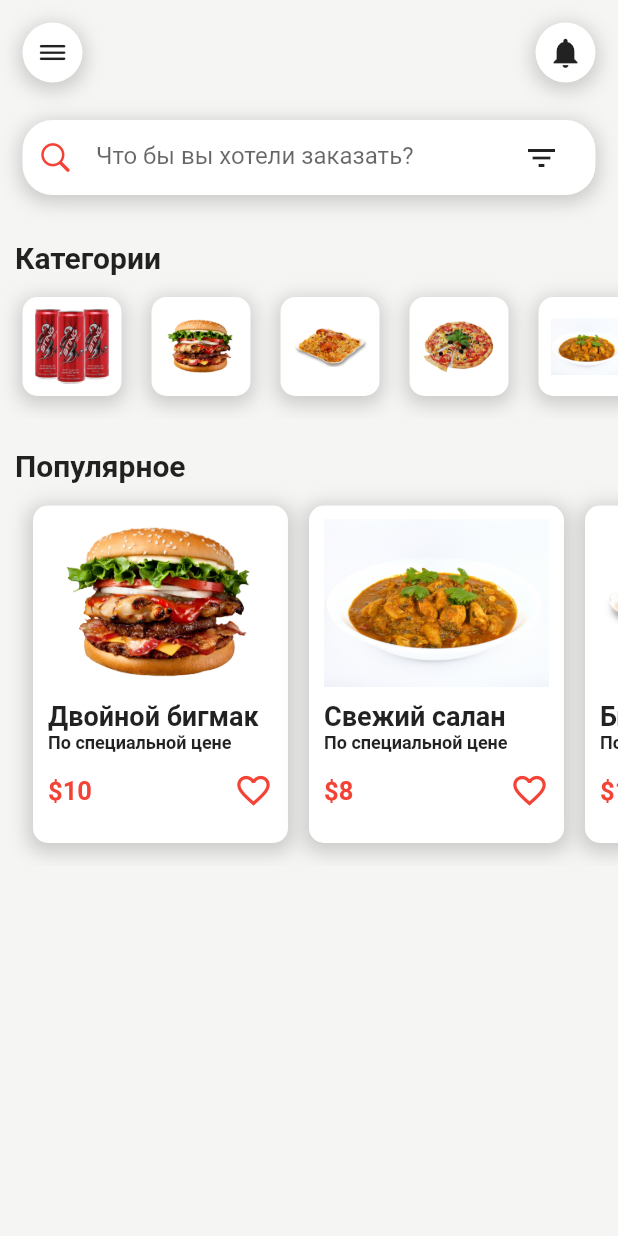
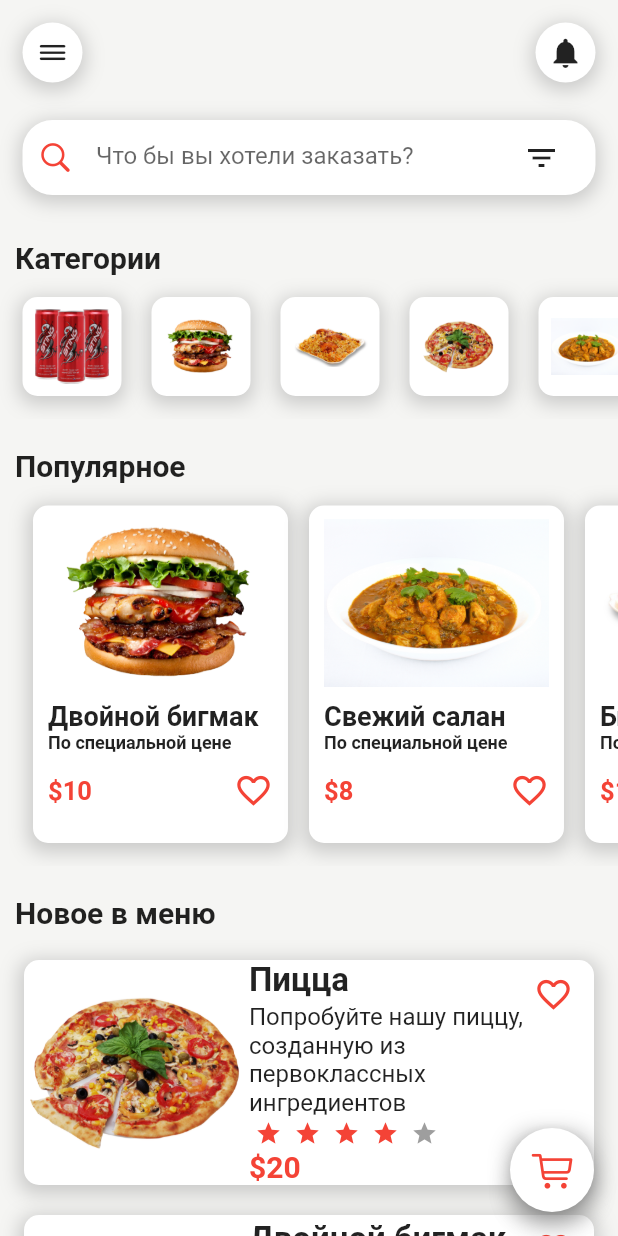
Before and after one commit to closethereport/FoodDeliveryUI, a Flutter app: the screen it shows after launch, on a phone screen of 412 x 824 dp. Run offline on Flutter 3.47's test engine with Material 2 defaults, Android fonts, the phone set to English and light mode, and no system bars; drawn by our look-alikes of flutter_rating_bar.

Commit message:
Creating NewestItemsWidget, Added cart icon in HomePage

```diff
--- /dev/null
+++ b/lib/Widgets/NewestItemsWidget.dart
@@ -0,0 +1,423 @@
+import 'package:flutter/cupertino.dart';
+import 'package:flutter/material.dart';
+import 'package:flutter_rating_bar/flutter_rating_bar.dart';
+
+class NewestItemsWidget extends StatelessWidget {
+  @override
+  Widget build(BuildContext context) {
+    return SingleChildScrollView(
+      child: Padding(
+        padding: EdgeInsets.symmetric(vertical: 10, horizontal: 10),
+        child: Column(children: [
+          //for (int i = 0; i < 10; i++)
+          Padding(
+            padding: EdgeInsets.symmetric(vertical: 10),
+            child: Container(
+              width: 380,
+              height: 150,
+              decoration: BoxDecoration(
+                  color: Colors.white,
+                  borderRadius: BorderRadius.circular(10),
+                  boxShadow: [
+                    BoxShadow(
+                        color: Colors.grey.withOpacity(0.5),
+                        spreadRadius: 3,
+                        blurRadius: 10,
+                        offset: Offset(0, 3))
+                  ]),
+              child: Row(children: [
+                InkWell(
+                  onTap: () {},
+                  child: Container(
+                    alignment: Alignment.center,
+                    child: Image.asset(
+                      "images/pizza.png",
+                      height: 120,
+                      width: 150,
+                    ),
+                  ),
+                ),
+                Container(
+                  width: 190,
+                  child: Column(
+                    crossAxisAlignment: CrossAxisAlignment.start,
+                    mainAxisAlignment: MainAxisAlignment.spaceAround,
+                    children: [
+                      Text(
+                        "Пицца",
+                        style: TextStyle(
+                          fontSize: 22,
+                          fontWeight: FontWeight.bold,
+                        ),
+                      ),
+                      Text(
+                        "Попробуйте нашу пиццу, созданную из первоклассных ингредиентов",
+                        style: TextStyle(
+                          fontSize: 16,
+                          //fontWeight: FontWeight.bold,
+                        ),
+                      ),
+                      RatingBar.builder(
+                        initialRating: 4,
+                        minRating: 1,
+                        direction: Axis.horizontal,
+                        itemCount: 5,
+                        itemSize: 18,
+                        itemPadding: EdgeInsets.symmetric(horizontal: 4),
+                        itemBuilder: (context, _) =>
+                            Icon(Icons.star, color: Colors.red),
+                        onRatingUpdate: (index) {},
+                      ),
+                      Text(
+                        "\$20",
+                        style: TextStyle(
+                            fontSize: 20,
+                            color: Colors.red,
+                            fontWeight: FontWeight.bold),
+                      ),
+                    ],
+                  ),
+                ),
+                Padding(
+                  padding: EdgeInsets.symmetric(vertical: 10),
+                  child: Column(
+                    mainAxisAlignment: MainAxisAlignment.spaceBetween,
+                    children: [
+                      Icon(Icons.favorite_border, color: Colors.red, size: 26),
+                      Icon(CupertinoIcons.cart, color: Colors.red, size: 26),
+                    ],
+                  ),
+                ),
+              ]),
+            ),
+          ),
+
+          Padding(
+            padding: EdgeInsets.symmetric(vertical: 10),
+            child: Container(
+              width: 380,
+              height: 150,
+              decoration: BoxDecoration(
+                  color: Colors.white,
+                  borderRadius: BorderRadius.circular(10),
+                  boxShadow: [
+                    BoxShadow(
+                        color: Colors.grey.withOpacity(0.5),
+                        spreadRadius: 3,
+                        blurRadius: 10,
+                        offset: Offset(0, 3))
+                  ]),
+              child: Row(children: [
+                InkWell(
+                  onTap: () {},
+                  child: Container(
+                    alignment: Alignment.center,
+                    child: Image.asset(
+                      "images/burger.png",
+                      height: 120,
+                      width: 150,
+                    ),
+                  ),
+                ),
+                Container(
+                  width: 190,
+                  child: Column(
+                    crossAxisAlignment: CrossAxisAlignment.start,
+                    mainAxisAlignment: MainAxisAlignment.spaceAround,
+                    children: [
+                      Text(
+                        "Двойной бигмак",
+                        style: TextStyle(
+                          fontSize: 22,
+                          fontWeight: FontWeight.bold,
+                        ),
+                      ),
+                      Text(
+                        "Отличная булочка, свежие овощи, пропеченная котлета",
+                        style: TextStyle(
+                          fontSize: 16,
+                          //fontWeight: FontWeight.bold,
+                        ),
+                      ),
+                      RatingBar.builder(
+                        initialRating: 4,
+                        minRating: 1,
+                        direction: Axis.horizontal,
+                        itemCount: 5,
+                        itemSize: 18,
+                        itemPadding: EdgeInsets.symmetric(horizontal: 4),
+                        itemBuilder: (context, _) =>
+                            Icon(Icons.star, color: Colors.red),
+                        onRatingUpdate: (index) {},
+                      ),
+                      Text(
+                        "\$15",
+                        style: TextStyle(
+                            fontSize: 20,
+                            color: Colors.red,
+                            fontWeight: FontWeight.bold),
+                      ),
+                    ],
+                  ),
+                ),
+                Padding(
+                  padding: EdgeInsets.symmetric(vertical: 10),
+                  child: Column(
+                    mainAxisAlignment: MainAxisAlignment.spaceBetween,
+                    children: [
+                      Icon(Icons.favorite_border, color: Colors.red, size: 26),
+                      Icon(CupertinoIcons.cart, color: Colors.red, size: 26),
+                    ],
+                  ),
+                ),
+              ]),
+            ),
+          ),
+          Padding(
+            padding: EdgeInsets.symmetric(vertical: 10),
+            child: Container(
+              width: 380,
+              height: 150,
+              decoration: BoxDecoration(
+                  color: Colors.white,
+                  borderRadius: BorderRadius.circular(10),
+                  boxShadow: [
+                    BoxShadow(
+                        color: Colors.grey.withOpacity(0.5),
+                        spreadRadius: 3,
+                        blurRadius: 10,
+                        offset: Offset(0, 3))
+                  ]),
+              child: Row(children: [
+                InkWell(
+                  onTap: () {},
+                  child: Container(
+                    alignment: Alignment.center,
+                    child: Image.asset(
+                      "images/biryani.png",
+                      height: 120,
+                      width: 150,
+                    ),
+                  ),
+                ),
+                Container(
+                  width: 190,
+                  child: Column(
+                    crossAxisAlignment: CrossAxisAlignment.start,
+                    mainAxisAlignment: MainAxisAlignment.spaceAround,
+                    children: [
+                      Text(
+                        "Бирьяни",
+                        style: TextStyle(
+                          fontSize: 22,
+                          fontWeight: FontWeight.bold,
+                        ),
+                      ),
+                      Text(
+                        "Второе блюдо из риса и специй с добавлением мяса, рыбы, яиц или овощей",
+                        style: TextStyle(
+                          fontSize: 16,
+                          //fontWeight: FontWeight.bold,
+                        ),
+                      ),
+                      RatingBar.builder(
+                        initialRating: 4,
+                        minRating: 1,
+                        direction: Axis.horizontal,
+                        itemCount: 5,
+                        itemSize: 18,
+                        itemPadding: EdgeInsets.symmetric(horizontal: 4),
+                        itemBuilder: (context, _) =>
+                            Icon(Icons.star, color: Colors.red),
+                        onRatingUpdate: (index) {},
+                      ),
+                      Text(
+                        "\$10",
+                        style: TextStyle(
+                            fontSize: 20,
+                            color: Colors.red,
+                            fontWeight: FontWeight.bold),
+                      ),
+                    ],
+                  ),
+                ),
+                Padding(
+                  padding: EdgeInsets.symmetric(vertical: 10),
+                  child: Column(
+                    mainAxisAlignment: MainAxisAlignment.spaceBetween,
+                    children: [
+                      Icon(Icons.favorite_border, color: Colors.red, size: 26),
+                      Icon(CupertinoIcons.cart, color: Colors.red, size: 26),
+                    ],
+                  ),
+                ),
+              ]),
+            ),
+          ),
+          Padding(
+            padding: EdgeInsets.symmetric(vertical: 10),
+            child: Container(
+              width: 380,
+              height: 150,
+              decoration: BoxDecoration(
+                  color: Colors.white,
+                  borderRadius: BorderRadius.circular(10),
+                  boxShadow: [
+                    BoxShadow(
+                        color: Colors.grey.withOpacity(0.5),
+                        spreadRadius: 3,
+                        blurRadius: 10,
+                        offset: Offset(0, 3))
+                  ]),
+              child: Row(children: [
+                InkWell(
+                  onTap: () {},
+                  child: Container(
+                    alignment: Alignment.center,
+                    child: Image.asset(
+                      "images/drink.png",
+                      height: 120,
+                      width: 150,
+                    ),
+                  ),
+                ),
+                Container(
+                  width: 190,
+                  child: Column(
+                    crossAxisAlignment: CrossAxisAlignment.start,
+                    mainAxisAlignment: MainAxisAlignment.spaceAround,
+                    children: [
+                      Text(
+                        "Кола",
+                        style: TextStyle(
+                          fontSize: 22,
+                          fontWeight: FontWeight.bold,
+                        ),
+                      ),
+                      Text(
+                        "Освежающий напиток после тяжелого рабочего дня",
+                        style: TextStyle(
+                          fontSize: 16,
+                          //fontWeight: FontWeight.bold,
+                        ),
+                      ),
+                      RatingBar.builder(
+                        initialRating: 4,
+                        minRating: 1,
+                        direction: Axis.horizontal,
+                        itemCount: 5,
+                        itemSize: 18,
+                        itemPadding: EdgeInsets.symmetric(horizontal: 4),
+                        itemBuilder: (context, _) =>
+                            Icon(Icons.star, color: Colors.red),
+                        onRatingUpdate: (index) {},
+                      ),
+                      Text(
+                        "\$7",
+                        style: TextStyle(
+                            fontSize: 20,
+                            color: Colors.red,
+                            fontWeight: FontWeight.bold),
+                      ),
+                    ],
+                  ),
+                ),
+                Padding(
+                  padding: EdgeInsets.symmetric(vertical: 10),
+                  child: Column(
+                    mainAxisAlignment: MainAxisAlignment.spaceBetween,
+                    children: [
+                      Icon(Icons.favorite_border, color: Colors.red, size: 26),
+                      Icon(CupertinoIcons.cart, color: Colors.red, size: 26),
+                    ],
+                  ),
+                ),
+              ]),
+            ),
+          ),
+          Padding(
+            padding: EdgeInsets.symmetric(vertical: 10),
+            child: Container(
+              width: 380,
+              height: 150,
+              decoration: BoxDecoration(
+                  color: Colors.white,
+                  borderRadius: BorderRadius.circular(10),
+                  boxShadow: [
+                    BoxShadow(
+                        color: Colors.grey.withOpacity(0.5),
+                        spreadRadius: 3,
+                        blurRadius: 10,
+                        offset: Offset(0, 3))
+                  ]),
+              child: Row(children: [
+                InkWell(
+                  onTap: () {},
+                  child: Container(
+                    alignment: Alignment.center,
+                    child: Image.asset(
+                      "images/salan.png",
+                      height: 120,
+                      width: 150,
+                    ),
+                  ),
+                ),
+                Container(
+                  width: 190,
+                  child: Column(
+                    crossAxisAlignment: CrossAxisAlignment.start,
+                    mainAxisAlignment: MainAxisAlignment.spaceAround,
+                    children: [
+                      Text(
+                        "Салан",
+                        style: TextStyle(
+                          fontSize: 22,
+                          fontWeight: FontWeight.bold,
+                        ),
+                      ),
+                      Text(
+                        "Смесь зелени овощной микс (руккола и.т.д)",
+                        style: TextStyle(
+                          fontSize: 16,
+                          //fontWeight: FontWeight.bold,
+                        ),
+                      ),
+                      RatingBar.builder(
+                        initialRating: 4,
+                        minRating: 1,
+                        direction: Axis.horizontal,
+                        itemCount: 5,
+                        itemSize: 18,
+                        itemPadding: EdgeInsets.symmetric(horizontal: 4),
+                        itemBuilder: (context, _) =>
+                            Icon(Icons.star, color: Colors.red),
+                        onRatingUpdate: (index) {},
+                      ),
+                      Text(
+                        "\$20",
+                        style: TextStyle(
+                            fontSize: 20,
+                            color: Colors.red,
+                            fontWeight: FontWeight.bold),
+                      ),
+                    ],
+                  ),
+                ),
+                Padding(
+                  padding: EdgeInsets.symmetric(vertical: 10),
+                  child: Column(
+                    mainAxisAlignment: MainAxisAlignment.spaceBetween,
+                    children: [
+                      Icon(Icons.favorite_border, color: Colors.red, size: 26),
+                      Icon(CupertinoIcons.cart, color: Colors.red, size: 26),
+                    ],
+                  ),
+                ),
+              ]),
+            ),
+          ),
+        ]),
+      ),
+    );
+  }
+}
--- a/lib/pages/HomePage.dart
+++ b/lib/pages/HomePage.dart
@@ -3,6 +3,7 @@ import 'package:flutter/material.dart';
 
 import '../Widgets/AppBarWidget.dart';
 import '../Widgets/CategoriesWidget.dart';
+import '../Widgets/NewestItemsWidget.dart';
 import '../Widgets/PopularItemsWidget.dart';
 
 class HomePage extends StatelessWidget {
@@ -76,7 +77,39 @@ class HomePage extends StatelessWidget {
             ),
           ),
           PopularItemsWidget(),
+          Padding(
+            padding: EdgeInsets.only(top: 20, left: 10),
+            child: Text(
+              "Новое в меню",
+              style: TextStyle(
+                fontWeight: FontWeight.bold,
+                fontSize: 20,
+              ),
+            ),
+          ),
+          NewestItemsWidget(),
         ],
+      ),
+      //drawer: ,
+      floatingActionButton: Container(
+        decoration:
+            BoxDecoration(borderRadius: BorderRadius.circular(20), boxShadow: [
+          BoxShadow(
+            color: Colors.grey.withOpacity(0.5),
+            spreadRadius: 2,
+            blurRadius: 10,
+            offset: Offset(0, 3),
+          ),
+        ]),
+        child: FloatingActionButton(
+          onPressed: () {},
+          child: Icon(
+            CupertinoIcons.cart,
+            size: 28,
+            color: Colors.red,
+          ),
+          backgroundColor: Colors.white,
+        ),
       ),
     );
   }
--- a/pubspec.yaml
+++ b/pubspec.yaml
@@ -27,6 +27,7 @@ dependencies:
   # The following adds the Cupertino Icons font to your application.
   # Use with the CupertinoIcons class for iOS style icons.
   cupertino_icons: ^1.0.2
+  flutter_rating_bar: ^4.0.1
 
 dev_dependencies:
   flutter_test:
```
Also changed, not shown: pubspec.lock.
